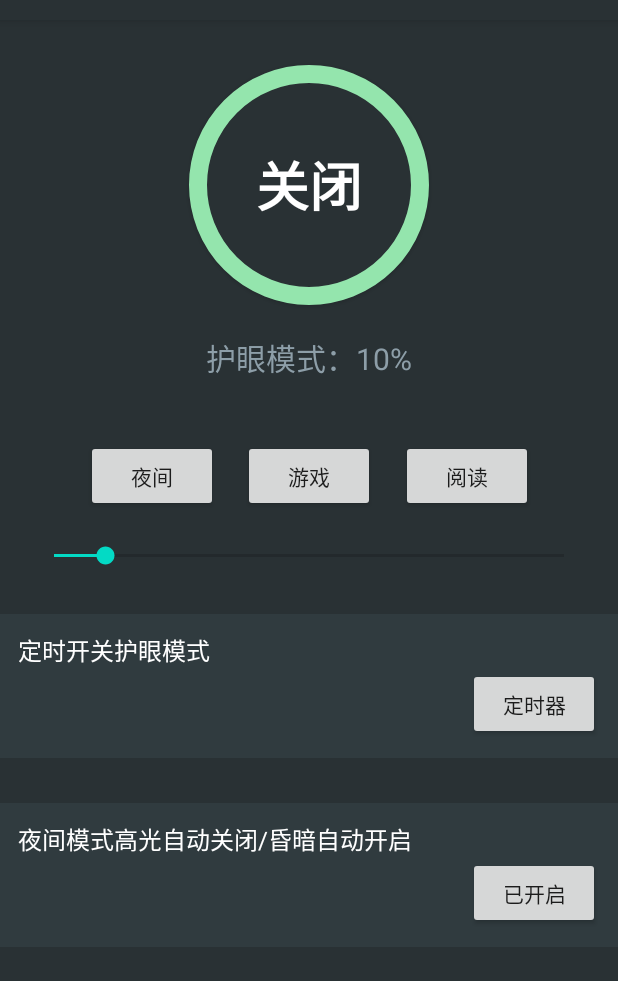
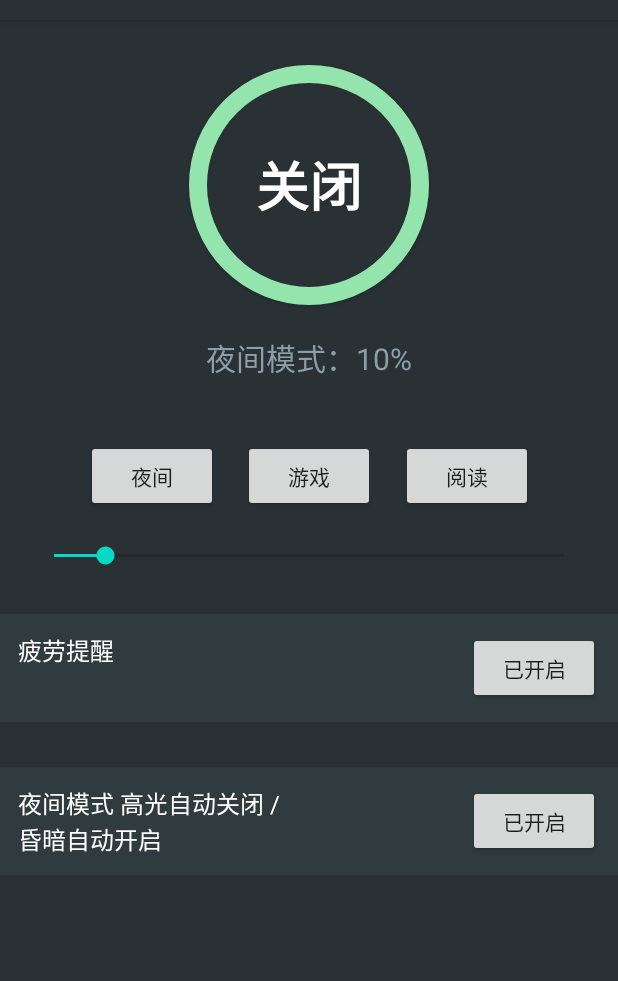
Before and after one commit to jawash5/NightMode, an Android app: the screen it shows after launch (MainActivity), on a phone screen of 412 x 824 dp, the part 64-1045 px from its top. Run offline under Robolectric (Android 15) with nearby library versions, the phone set to English and light mode, and no system bars.

Commit message:
疲劳提醒

```diff
--- a/app/src/main/java/cn/edu/hdu/night/MainActivity.java
+++ b/app/src/main/java/cn/edu/hdu/night/MainActivity.java
@@ -1,18 +1,15 @@
 package cn.edu.hdu.night;
 
-import androidx.annotation.NonNull;
 import androidx.annotation.RequiresApi;
 import androidx.appcompat.app.AppCompatActivity;
-import androidx.core.app.ActivityCompat;
-import androidx.core.content.ContextCompat;
 
-import android.Manifest;
+import android.app.AlarmManager;
 import android.app.Dialog;
-import android.app.ProgressDialog;
+import android.app.PendingIntent;
+import android.app.Service;
 import android.content.Context;
 import android.content.Intent;
 import android.content.SharedPreferences;
-import android.content.pm.PackageManager;
 import android.graphics.Color;
 import android.hardware.Sensor;
 import android.hardware.SensorEvent;
@@ -31,9 +28,7 @@ import android.widget.SeekBar;
 import android.widget.TextView;
 import android.widget.Toast;
 
-import java.util.ArrayList;
 import java.util.LinkedList;
-import java.util.List;
 import java.util.Objects;
 import java.util.Queue;
 
@@ -54,14 +49,16 @@ public class MainActivity extends AppCompatActivity {
 
     private Boolean isON = true; // 是否开启
     private Boolean openAutoMonitor = true; //自动开启关闭监听
+    private Boolean openTimingTip = true; //疲劳用眼提醒
+
     int mode = 0; //模式：0：夜间模式 1：阅读模式 2：游戏模式
+    String[] modeStr = {"夜间模式", "阅读模式", "游戏模式"};
     private int[][] modeParameter = {{20,0,0,0,0},
             {20,82,52,0,0}, {20,84,206,95,0}}; // 亮度、红、绿、蓝、进度条原始值
 
-//    private AlarmManagerUtils alarmManagerUtils;
-
-
     private SensorManager sensorManager;  //感应器管理器
+    private AlarmManager am; //疲劳计时器
+    private PendingIntent pi;
 
 
     @RequiresApi(api = Build.VERSION_CODES.O)
@@ -72,17 +69,12 @@ public class MainActivity extends AppCompatActivity {
         permission(); //权限检测
         initView(); //初始化赋值
         getData(); //初始化用户设置
-        openWindow(); //打开dialog窗口
+        openWindow(); // 功能初始化
         initListener(); //初始化监听器
-
-//        //定时器工具类
-//        alarmManagerUtils = AlarmManagerUtils.getInstance(MainActivity.this);
-//        alarmManagerUtils.createGetUpAlarmManager();
-
-
     }
 
-    public void permission() {
+    //悬浮窗权限申请
+    private void permission() {
         // 打开应用设置
         if (Build.VERSION.SDK_INT >= 23) {
             if (!Settings.canDrawOverlays(MainActivity.this)) {
@@ -105,7 +97,7 @@ public class MainActivity extends AppCompatActivity {
     }
 
     //获取存储 sharePrefrence 保存的数据
-    public void getData(){
+    private void getData(){
         SharedPreferences preferences = getSharedPreferences("myPreference", Context.MODE_PRIVATE);
         modeParameter[0][0] = preferences.getInt("nightAlpha",20);
         modeParameter[0][4] = preferences.getInt("nightProgress",10);
@@ -114,9 +106,10 @@ public class MainActivity extends AppCompatActivity {
         modeParameter[2][0] = preferences.getInt("gameAlpha",20);
         modeParameter[2][4] = preferences.getInt("gameProgress",10);
         openAutoMonitor = preferences.getBoolean("openAutoMonitor", true);
+        openTimingTip = preferences.getBoolean("openTimingTip", true);
     }
 
-    //打开 dailog 窗口,对 dailog 初始化
+    //打开 dailog 窗口,对 dailog等功能初始化
     @RequiresApi(api = Build.VERSION_CODES.O)
     private void openWindow() {
         dialog = new Dialog(this, R.style.dialog_translucent);
@@ -136,14 +129,38 @@ public class MainActivity extends AppCompatActivity {
         dialog.show();
 
         seekBar.setProgress(modeParameter[mode][4]); // 设置seekBar的进度数
-        String percent = "护眼模式：" + modeParameter[mode][4] + "%";
+
+        String percent = modeStr[mode] + "：" + modeParameter[mode][4] + "%";
         percentageText.setText(percent); // 进度条数值显示
         imageView.setBackgroundColor(Color.argb(modeParameter[mode][0],modeParameter[mode][1],
                 modeParameter[mode][2],modeParameter[mode][3]));
 
         if (openAutoMonitor) {
             registerLightMSensor();
+        } else {
+            autoButton.setText("已关闭");
         }
+
+        if (openTimingTip) {
+            setAlarm(); //护眼闹钟提醒
+        } else {
+            timingButton.setText("已关闭");
+        }
+    }
+
+    private void setAlarm() {
+        //创建Intent对象，action为ELITOR_CLOCK
+        Intent intent = new Intent("MyAlarmBroadCast");
+
+        //定义一个PendingIntent对象，PendingIntent.getBroadcast包含了sendBroadcast的动作。
+        pi = PendingIntent.getBroadcast(MainActivity.this,0, intent,0);
+
+        //AlarmManager对象，Alarmmanager为系统级服务
+        am = (AlarmManager)getSystemService(ALARM_SERVICE);
+
+        // 设置闹钟从当前时间开始，每隔1h执行一次PendingIntent对象pi
+        // 1h后通过PendingIntent pi对象发送广播, 闹钟在手机睡眠状态下不可用
+        am.setRepeating(AlarmManager.RTC, System.currentTimeMillis(),60*60*1000, pi);
     }
 
     private void initListener() {
@@ -157,7 +174,7 @@ public class MainActivity extends AppCompatActivity {
                 imageView.setBackgroundColor(Color.argb(modeParameter[mode][0], modeParameter[mode][1],
                         modeParameter[mode][2], modeParameter[mode][3]));
 
-                String percent = "护眼模式：" + modeParameter[mode][4] + "%"; // 进度条数值显示
+                String percent = modeStr[mode] + "：" +  modeParameter[mode][4] + "%"; // 进度条数值显示
                 percentageText.setText(percent);
                 saveData(); //保存用户的修改数据
             }
@@ -227,8 +244,21 @@ public class MainActivity extends AppCompatActivity {
         timingButton.setOnClickListener(new View.OnClickListener() {
             @Override
             public void onClick(View v) {
-//                alarmManagerUtils.getUpAlarmManagerStartWork();
-                Toast.makeText(getApplicationContext(),"设置成功",Toast.LENGTH_SHORT).show();
+                openTimingTip = !openTimingTip;
+                if (openTimingTip) {
+                    setAlarm();
+                    timingButton.setText("已开启");
+                    Toast.makeText(MainActivity.this, "疲劳提醒 开启成功", Toast.LENGTH_SHORT).show();
+                } else {
+                    timingButton.setText("已关闭");
+                    Toast.makeText(MainActivity.this, "疲劳提醒 关闭成功", Toast.LENGTH_SHORT).show();
+
+                    am.cancel(pi);
+                }
+                SharedPreferences myPreference = getSharedPreferences("myPreference", Context.MODE_PRIVATE);
+                SharedPreferences.Editor editor = myPreference.edit();
+                editor.putBoolean("openTimingTip", openTimingTip);
+                editor.apply();
             }
         });
 
@@ -240,11 +270,12 @@ public class MainActivity extends AppCompatActivity {
                 if (openAutoMonitor) {
                     registerLightMSensor();
                     autoButton.setText("已开启");
+                    Toast.makeText(MainActivity.this, "高光自动关闭/昏暗自动开启\n开启成功", Toast.LENGTH_SHORT).show();
                 } else {
                     autoButton.setText("已关闭");
+                    Toast.makeText(MainActivity.this, "高光自动关闭/昏暗自动开启\n关闭成功", Toast.LENGTH_SHORT).show();
                     //注销监听器
                     sensorManager.unregisterListener(listener);
-                    listener = null;
                 }
                 SharedPreferences myPreference = getSharedPreferences("myPreference", Context.MODE_PRIVATE);
                 SharedPreferences.Editor editor = myPreference.edit();
@@ -294,10 +325,10 @@ public class MainActivity extends AppCompatActivity {
             if (mode == 0) {
                 if (lowCount == 4 && !isON) {
                     switchButton.callOnClick();
-                    Toast.makeText(MainActivity.this, "已自动开启夜间模式",Toast.LENGTH_SHORT).show();
+                    Toast.makeText(MainActivity.this, "已自动开启夜间模式",Toast.LENGTH_LONG).show();
                 } else if(topCount == 4 && isON) {
                     switchButton.callOnClick();
-                    Toast.makeText(MainActivity.this, "已自动关闭夜间模式",Toast.LENGTH_SHORT).show();
+                    Toast.makeText(MainActivity.this, "已自动关闭夜间模式",Toast.LENGTH_LONG).show();
                 }
             }
         }
@@ -309,7 +340,7 @@ public class MainActivity extends AppCompatActivity {
         }
     };
 
-    public void saveData(){
+    private void saveData(){
         SharedPreferences myPreference = getSharedPreferences("myPreference", Context.MODE_PRIVATE);
         SharedPreferences.Editor editor = myPreference.edit();
         editor.putInt("nightAlpha", modeParameter[0][0]); // 夜间模式亮度
@@ -330,5 +361,8 @@ public class MainActivity extends AppCompatActivity {
             sensorManager.unregisterListener(listener);
             listener = null;
         }
+        if (openTimingTip) {
+            am.cancel(pi);
+        }
     }
 }
--- a/app/src/main/res/layout/activity_main.xml
+++ b/app/src/main/res/layout/activity_main.xml
@@ -39,7 +39,7 @@
                 android:layout_height="wrap_content"
                 android:layout_marginTop="20dp"
                 android:textSize="20sp"
-                android:text="护眼模式：--"
+                android:text="夜间模式：--"
                 android:textColor="@color/mainWord"
                 app:layout_constraintEnd_toEndOf="parent"
                 app:layout_constraintStart_toStartOf="parent"
@@ -109,7 +109,7 @@
                     android:id="@+id/tv_openTiming"
                     android:layout_width="wrap_content"
                     android:layout_height="wrap_content"
-                    android:text="定时开关护眼模式"
+                    android:text="疲劳提醒"
                     android:textColor="#ffffff"
                     android:textSize="16sp"
                     app:layout_constraintStart_toStartOf="parent"
@@ -119,10 +119,10 @@
                     android:id="@+id/timingButton"
                     android:layout_width="wrap_content"
                     android:layout_height="wrap_content"
-                    android:text="定时器"
+                    android:text="已开启"
+                    app:layout_constraintBottom_toBottomOf="parent"
                     app:layout_constraintEnd_toEndOf="parent"
-                    app:layout_constraintHorizontal_bias="1.0"
-                    app:layout_constraintTop_toBottomOf="@id/tv_openTiming" />
+                    app:layout_constraintTop_toTopOf="parent" />
 
             </androidx.constraintlayout.widget.ConstraintLayout>
 
@@ -134,13 +134,14 @@
                 app:layout_constraintEnd_toEndOf="parent"
                 android:background="@drawable/shape_corner"
                 android:padding="12dp"
-                android:layout_marginTop="30dp">
+                android:layout_marginTop="30dp"
+                android:layout_marginBottom="30dp">
 
                 <TextView
                     android:id="@+id/tv_openRemind"
                     android:layout_width="wrap_content"
                     android:layout_height="wrap_content"
-                    android:text="夜间模式高光自动关闭/昏暗自动开启"
+                    android:text="夜间模式 高光自动关闭 /\n昏暗自动开启"
                     android:textColor="#ffffff"
                     android:textSize="16sp"
                     app:layout_constraintStart_toStartOf="parent"
@@ -151,8 +152,9 @@
                     android:layout_width="wrap_content"
                     android:layout_height="wrap_content"
                     android:text="已开启"
+                    app:layout_constraintBottom_toBottomOf="parent"
                     app:layout_constraintEnd_toEndOf="parent"
-                    app:layout_constraintTop_toBottomOf="@id/tv_openRemind" />
+                    app:layout_constraintTop_toTopOf="parent" />
 
             </androidx.constraintlayout.widget.ConstraintLayout>
 
```
Also changed, not shown: app/src/main/AndroidManifest.xml (+8 -0 lines), app/src/main/java/cn/edu/hdu/night/AlarmManagerUtils.java (deleted, +0 -72 lines), app/src/main/java/cn/edu/hdu/night/MyReceiver.java (added, +14 -0 lines), app/src/main/java/cn/edu/hdu/night/MyService.java (deleted, +0 -38 lines).
